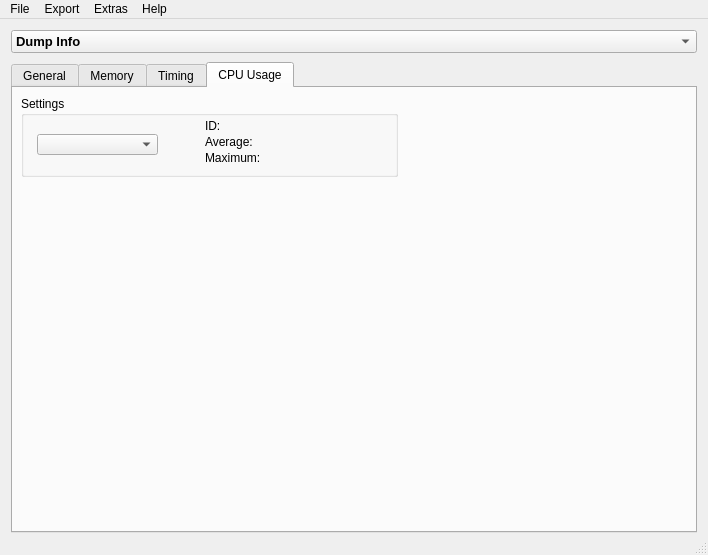
Above: 00_src/mainwindow.ui from bee-eater/SystemDumpViewer before the change. Below: the same form after it.
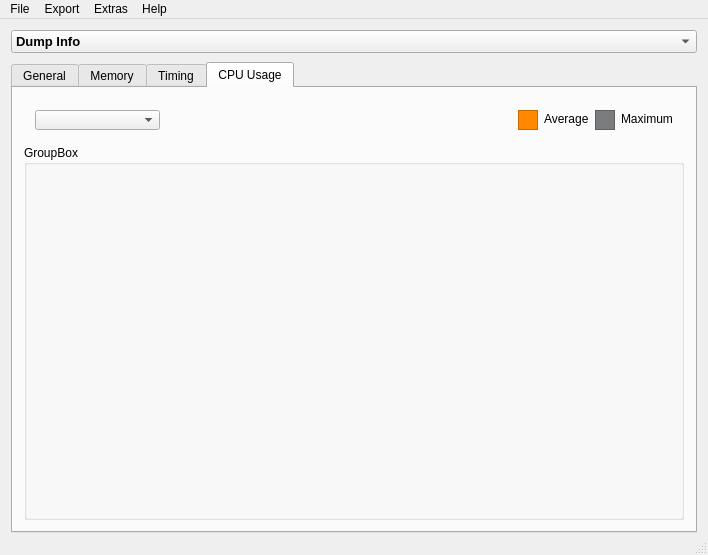
That is the form after the change. The open tabs and pages were chosen to show the change. Icons and pictures are not drawn.

Commit message: Added core graphs (#38)

What changed in the file:
```diff
--- a/00_src/mainwindow.ui
+++ b/00_src/mainwindow.ui
@@ -2824,119 +2824,147 @@
            </layout>
           </widget>
           <widget class="QWidget" name="tab_CPUUsage">
+           <property name="layoutDirection">
+            <enum>Qt::LeftToRight</enum>
+           </property>
            <attribute name="title">
             <string>CPU Usage</string>
            </attribute>
-           <widget class="QGroupBox" name="group_UsageBox">
-            <property name="geometry">
-             <rect>
-              <x>8</x>
-              <y>8</y>
-              <width>377</width>
-              <height>81</height>
-             </rect>
-            </property>
-            <property name="title">
-             <string>Settings</string>
-            </property>
-            <widget class="QComboBox" name="combo_CpuUsage">
-             <property name="geometry">
-              <rect>
-               <x>16</x>
-               <y>38</y>
-               <width>121</width>
-               <height>21</height>
-              </rect>
-             </property>
-            </widget>
-            <widget class="QLabel" name="text_CPUUsage_Id">
-             <property name="geometry">
-              <rect>
-               <x>184</x>
-               <y>20</y>
-               <width>111</width>
-               <height>20</height>
-              </rect>
-             </property>
-             <property name="text">
-              <string>ID:</string>
-             </property>
-            </widget>
-            <widget class="QLabel" name="text_CPUUsage_Average">
-             <property name="geometry">
-              <rect>
-               <x>184</x>
-               <y>36</y>
-               <width>111</width>
-               <height>20</height>
-              </rect>
-             </property>
-             <property name="text">
-              <string>Average:</string>
-             </property>
-            </widget>
-            <widget class="QLabel" name="text_CPUUsage_Maximum">
-             <property name="geometry">
-              <rect>
-               <x>184</x>
-               <y>52</y>
-               <width>111</width>
-               <height>20</height>
-              </rect>
-             </property>
-             <property name="text">
-              <string>Maximum:</string>
-             </property>
-            </widget>
-            <widget class="QLabel" name="label_CPUUsage_Id">
-             <property name="geometry">
-              <rect>
-               <x>256</x>
-               <y>20</y>
-               <width>105</width>
-               <height>20</height>
-              </rect>
-             </property>
-             <property name="text">
-              <string/>
-             </property>
-             <property name="textInteractionFlags">
-              <set>Qt::LinksAccessibleByMouse|Qt::TextSelectableByMouse</set>
-             </property>
-            </widget>
-            <widget class="QLabel" name="label_CPUUsage_Maximum">
-             <property name="geometry">
-              <rect>
-               <x>256</x>
-               <y>52</y>
-               <width>105</width>
-               <height>20</height>
-              </rect>
-             </property>
-             <property name="text">
-              <string/>
-             </property>
-             <property name="textInteractionFlags">
-              <set>Qt::LinksAccessibleByMouse|Qt::TextSelectableByMouse</set>
-             </property>
-            </widget>
-            <widget class="QLabel" name="label_CPUUsage_Average">
-             <property name="geometry">
-              <rect>
-               <x>256</x>
-               <y>36</y>
-               <width>105</width>
-               <height>20</height>
-              </rect>
-             </property>
-             <property name="text">
-              <string/>
-             </property>
-             <property name="textInteractionFlags">
-              <set>Qt::LinksAccessibleByMouse|Qt::TextSelectableByMouse</set>
-             </property>
-            </widget>
-           </widget>
+           <layout class="QVBoxLayout" name="verticalLayout_15">
+            <item>
+             <widget class="QWidget" name="group_UsageBox" native="true">
+              <property name="sizePolicy">
+               <sizepolicy hsizetype="Preferred" vsizetype="Fixed">
+                <horstretch>0</horstretch>
+                <verstretch>0</verstretch>
+               </sizepolicy>
+              </property>
+              <property name="minimumSize">
+               <size>
+                <width>0</width>
+                <height>40</height>
+               </size>
+              </property>
+              <property name="maximumSize">
+               <size>
+                <width>16777215</width>
+                <height>40</height>
+               </size>
+              </property>
+              <property name="sizeIncrement">
+               <size>
+                <width>0</width>
+                <height>0</height>
+               </size>
+              </property>
+              <layout class="QGridLayout" name="gridLayout_6">
+               <item row="2" column="4">
+                <widget class="QFrame" name="frm_LegendMax">
+                 <property name="minimumSize">
+                  <size>
+                   <width>20</width>
+                   <height>20</height>
+                  </size>
+                 </property>
+                 <property name="maximumSize">
+                  <size>
+                   <width>20</width>
+                   <height>20</height>
+                  </size>
+                 </property>
+                 <property name="styleSheet">
+                  <string notr="true">background-color: rgb(123, 124, 126); 
+</string>
+                 </property>
+                 <property name="frameShape">
+                  <enum>QFrame::StyledPanel</enum>
+                 </property>
+                 <property name="frameShadow">
+                  <enum>QFrame::Raised</enum>
+                 </property>
+                </widget>
+               </item>
+               <item row="2" column="3">
+                <widget class="QLabel" name="label_LegendAverage">
+                 <property name="text">
+                  <string>Average</string>
+                 </property>
+                </widget>
+               </item>
+               <item row="2" column="0">
+                <widget class="QComboBox" name="combo_CpuUsage">
+                 <property name="minimumSize">
+                  <size>
+                   <width>125</width>
+                   <height>20</height>
+                  </size>
+                 </property>
+                 <property name="maximumSize">
+                  <size>
+                   <width>125</width>
+                   <height>20</height>
+                  </size>
+                 </property>
+                </widget>
+               </item>
+               <item row="2" column="2">
+                <widget class="QFrame" name="frm_LegendAverage">
+                 <property name="minimumSize">
+                  <size>
+                   <width>20</width>
+                   <height>20</height>
+                  </size>
+                 </property>
+                 <property name="maximumSize">
+                  <size>
+                   <width>20</width>
+                   <height>20</height>
+                  </size>
+                 </property>
+                 <property name="styleSheet">
+                  <string notr="true">background-color: rgb(255, 136, 0); 
+</string>
+                 </property>
+                 <property name="frameShape">
+                  <enum>QFrame::StyledPanel</enum>
+                 </property>
+                 <property name="frameShadow">
+                  <enum>QFrame::Raised</enum>
+                 </property>
+                </widget>
+               </item>
+               <item row="2" column="5">
+                <widget class="QLabel" name="label_LegendMax">
+                 <property name="text">
+                  <string>Maximum</string>
+                 </property>
+                </widget>
+               </item>
+               <item row="2" column="1">
+                <spacer name="horizontalSpacer">
+                 <property name="orientation">
+                  <enum>Qt::Horizontal</enum>
+                 </property>
+                 <property name="sizeHint" stdset="0">
+                  <size>
+                   <width>40</width>
+                   <height>20</height>
+                  </size>
+                 </property>
+                </spacer>
+               </item>
+              </layout>
+             </widget>
+            </item>
+            <item>
+             <widget class="QGroupBox" name="group_CpuUsageGraphs">
+              <property name="title">
+               <string>GroupBox</string>
+              </property>
+              <layout class="QGridLayout" name="gridLayout_8"/>
+             </widget>
+            </item>
+           </layout>
           </widget>
          </widget>
         </item>
```
Left out of the diff: 8 changed lines with no effect on the pictures. The commit also changes 7 other files.
